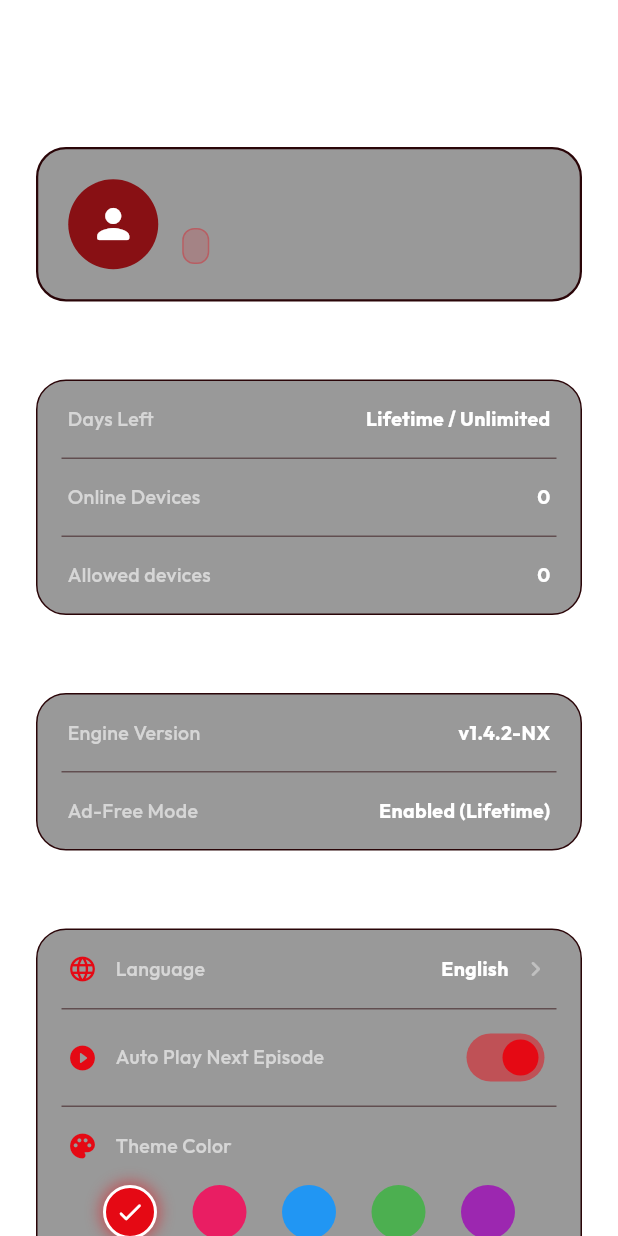
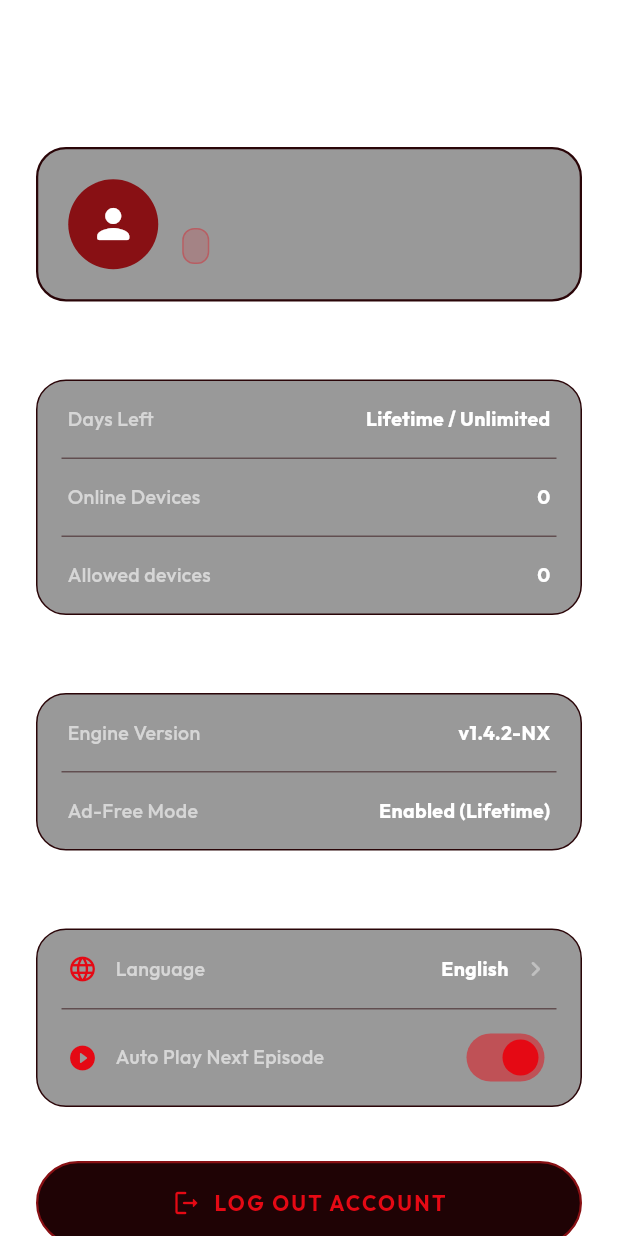
Before and after one commit to MrOwl1011/Genz2, a Flutter app: the MoreScreen screen opened directly, on a phone screen of 412 x 824 dp. Run offline on Flutter 3.47's test engine with Material 3 defaults, Android fonts, the phone set to English and light mode, and no system bars; our stand-ins replace cached_network_image, google_fonts, shared_preferences, wakelock_plus; missing offline and left inert: media_kit, media_kit_video, screen_brightness, volume_controller; accounts and stored records are empty.

```diff
--- a/lib/main.dart
+++ b/lib/main.dart
@@ -50,29 +50,10 @@
 class MainApp extends StatelessWidget {
   const MainApp({super.key});
 
-  static const List<Color> themeColors = [
-    Color(0xFFE50914), // Red (Default)
-    Color(0xFFE91E63), // Pink
-    Color(0xFF2196F3), // Blue
-    Color(0xFF4CAF50), // Green
-    Color(0xFF9C27B0), // Purple
-  ];
-
-  static const List<Color> themeSecondaryColors = [
-    Color(0xFF881014), // Dark Red
-    Color(0xFF880E4F), // Dark Pink
-    Color(0xFF0D47A1), // Dark Blue
-    Color(0xFF1B5E20), // Dark Green
-    Color(0xFF4A148C), // Dark Purple
-  ];
-
   @override
   Widget build(BuildContext context) {
     final userPrefs = Provider.of<UserPrefsProvider>(context);
     final locale = Locale(userPrefs.locale);
-    final int colorIndex = userPrefs.themeColorIndex;
-    final primaryColor = themeColors[colorIndex >= 0 && colorIndex < themeColors.length ? colorIndex : 0];
-    final secondaryColor = themeSecondaryColors[colorIndex >= 0 && colorIndex < themeSecondaryColors.length ? colorIndex : 0];
 
     return MaterialApp(
       title: 'NX IPTV',
@@ -90,11 +71,11 @@
       theme: ThemeData(
         brightness: Brightness.dark,
         scaffoldBackgroundColor: const Color(0xFF0C0002),
-        primaryColor: primaryColor,
-        colorScheme: ColorScheme.dark(
-          primary: primaryColor,
-          secondary: secondaryColor,
-          surface: const Color(0xFF160103),
+        primaryColor: const Color(0xFFE50914),
+        colorScheme: const ColorScheme.dark(
+          primary: Color(0xFFE50914),
+          secondary: Color(0xFF881014),
+          surface: Color(0xFF160103),
         ),
         useMaterial3: true,
       ),
--- a/lib/providers/user_prefs_provider.dart
+++ b/lib/providers/user_prefs_provider.dart
@@ -94,14 +94,12 @@
   List<HistoryItem> _history = [];
   String _locale = 'en'; // Default English
   bool _autoPlayNextEpisode = true;
-  int _themeColorIndex = 0;
 
   List<FavoriteItem> get favorites => _favorites;
   List<HistoryItem> get history => _history;
   String get locale => _locale;
   String get currentPlaylistId => _currentPlaylistId;
   bool get autoPlayNextEpisode => _autoPlayNextEpisode;
-  int get themeColorIndex => _themeColorIndex;
 
   Future<void> setLocale(String locale) async {
     _locale = locale;
@@ -117,22 +115,14 @@
     notifyListeners();
   }
 
-  Future<void> setThemeColorIndex(int index) async {
-    _themeColorIndex = index;
-    final prefs = await SharedPreferences.getInstance();
-    await prefs.setInt('theme_color_index', index);
-    notifyListeners();
-  }
-
   Future<void> init() async {
     final prefs = await SharedPreferences.getInstance();
 
     // Load Locale
     _locale = prefs.getString('app_locale') ?? 'en';
 
-    // Load Auto Play and Theme
+    // Load Auto Play
     _autoPlayNextEpisode = prefs.getBool('auto_play_next') ?? true;
-    _themeColorIndex = prefs.getInt('theme_color_index') ?? 0;
 
     await _loadDataFromCurrentKeys(prefs);
   }
--- a/lib/screens/more_screen.dart
+++ b/lib/screens/more_screen.dart
@@ -192,11 +192,6 @@
                   label: isArabic ? 'تشغيل الحلقة التالية تلقائياً' : 'Auto Play Next Episode',
                   value: userPrefs.autoPlayNextEpisode,
                   onChanged: (val) => userPrefs.setAutoPlayNextEpisode(val),
-                ),
-                _buildThemeColorRow(
-                  context,
-                  userPrefs: userPrefs,
-                  isArabic: isArabic,
                 ),
               ]),
 
@@ -467,16 +462,19 @@
         children: [
           Icon(icon, color: primaryColor, size: 20),
           const SizedBox(width: 12),
-          Text(
-            label,
-            style: GoogleFonts.outfit(
-              color: Colors.white60,
-              fontSize: 13,
-              fontWeight: FontWeight.w500,
+          Expanded(
+            child: Text(
+              label,
+              maxLines: 1,
+              overflow: TextOverflow.ellipsis,
+              style: GoogleFonts.outfit(
+                color: Colors.white60,
+                fontSize: 13,
+                fontWeight: FontWeight.w500,
+              ),
             ),
           ),
-          const Spacer(),
-          Switch(
+          Switch.adaptive(
             value: value,
             onChanged: onChanged,
             activeColor: primaryColor,
@@ -486,78 +484,4 @@
       ),
     );
   }
-
-  Widget _buildThemeColorRow(
-    BuildContext context, {
-    required UserPrefsProvider userPrefs,
-    required bool isArabic,
-  }) {
-    final primaryColor = Theme.of(context).primaryColor;
-
-    final List<Color> colors = [
-      const Color(0xFFE50914), // Red
-      const Color(0xFFE91E63), // Pink
-      const Color(0xFF2196F3), // Blue
-      const Color(0xFF4CAF50), // Green
-      const Color(0xFF9C27B0), // Purple
-    ];
-
-    return Padding(
-      padding: const EdgeInsets.symmetric(horizontal: 20, vertical: 16),
-      child: Column(
-        crossAxisAlignment: CrossAxisAlignment.start,
-        children: [
-          Row(
-            children: [
-              Icon(Icons.palette_rounded, color: primaryColor, size: 20),
-              const SizedBox(width: 12),
-              Text(
-                isArabic ? 'لون التطبيق' : 'Theme Color',
-                style: GoogleFonts.outfit(
-                  color: Colors.white60,
-                  fontSize: 13,
-                  fontWeight: FontWeight.w500,
-                ),
-              ),
-            ],
-          ),
-          const SizedBox(height: 16),
-          Row(
-            mainAxisAlignment: MainAxisAlignment.spaceEvenly,
-            children: List.generate(colors.length, (index) {
-              final isSelected = userPrefs.themeColorIndex == index;
-              final color = colors[index];
-              return GestureDetector(
-                onTap: () => userPrefs.setThemeColorIndex(index),
-                child: Container(
-                  width: 36,
-                  height: 36,
-                  decoration: BoxDecoration(
-                    color: color,
-                    shape: BoxShape.circle,
-                    border: Border.all(
-                      color: isSelected ? Colors.white : Colors.transparent,
-                      width: 2,
-                    ),
-                    boxShadow: isSelected
-                        ? [
-                            BoxShadow(
-                              color: color.withValues(alpha: 0.5),
-                              blurRadius: 8,
-                              spreadRadius: 2,
-                            )
-                          ]
-                        : null,
-                  ),
-                  child: isSelected
-                      ? const Icon(Icons.check_rounded, color: Colors.white, size: 20)
-                      : null,
-                ),
-              );
-            }),
-          ),
-        ],
-      ),
-    );
-  }
 }
```
